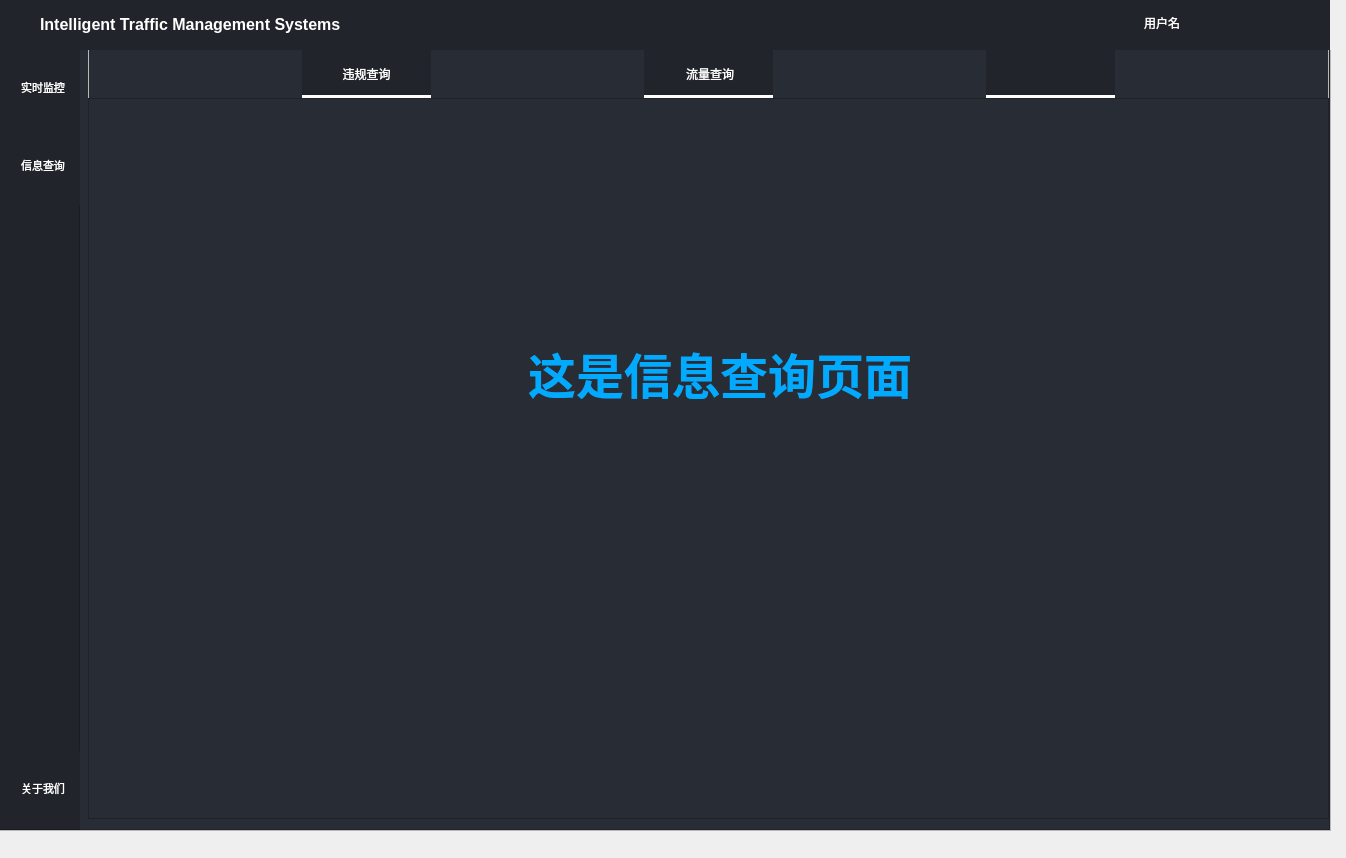
First picture: the form in src/views/stats.ui, repository yihangli1118/Intelligent-Traffic-System, before the edit.
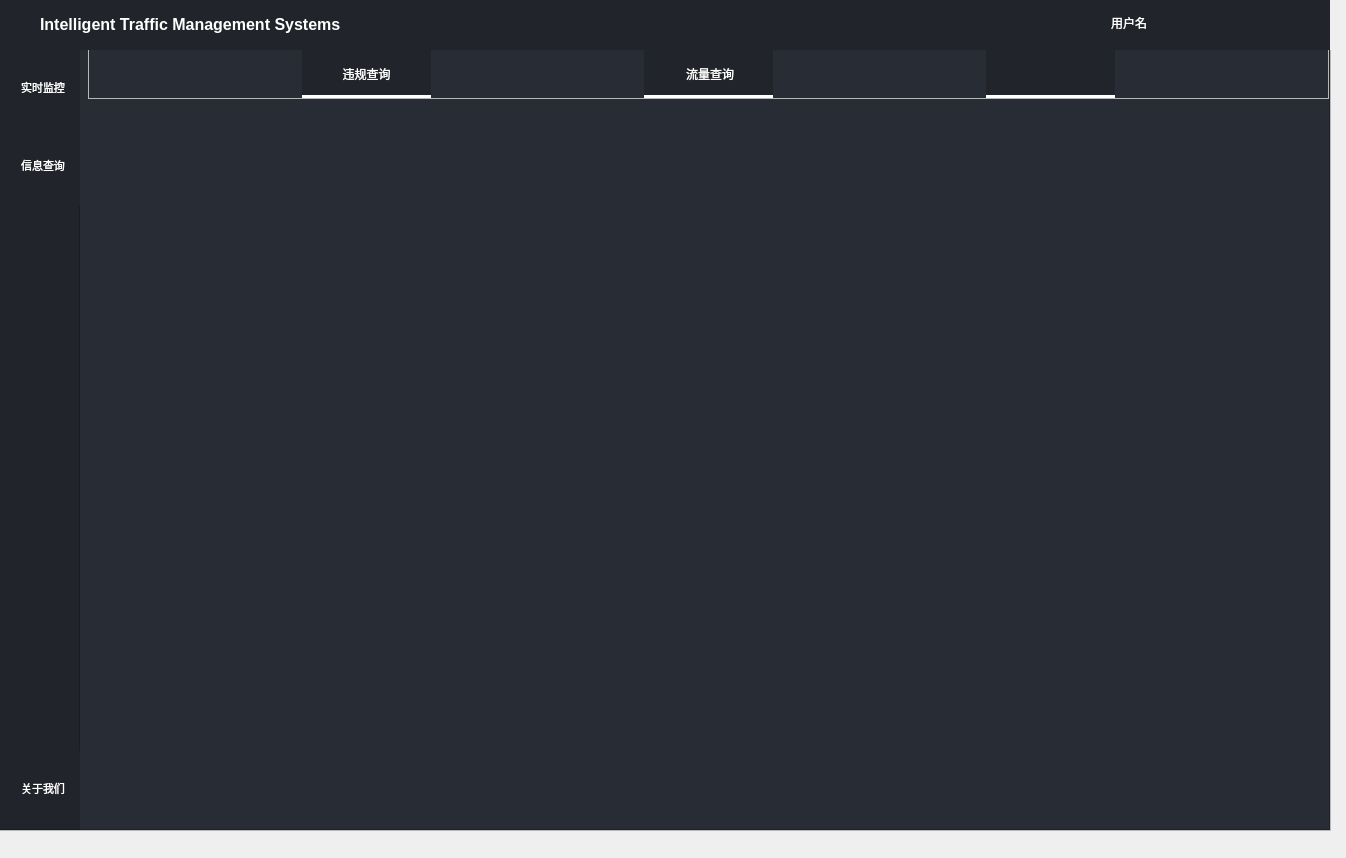
Second picture: the form after the edit. The open tabs and pages were chosen to show the change. Icons and pictures are not drawn.

```diff
--- a/src/views/stats.ui
+++ b/src/views/stats.ui
@@ -241,41 +241,6 @@
        <property name="bottomMargin">
         <number>0</number>
        </property>
-       <item>
-        <widget class="QPushButton" name="user_pic">
-         <property name="minimumSize">
-          <size>
-           <width>28</width>
-           <height>28</height>
-          </size>
-         </property>
-         <property name="maximumSize">
-          <size>
-           <width>28</width>
-           <height>28</height>
-          </size>
-         </property>
-         <property name="cursor">
-          <cursorShape>PointingHandCursor</cursorShape>
-         </property>
-         <property name="toolTip">
-          <string>Settings</string>
-         </property>
-         <property name="text">
-          <string/>
-         </property>
-         <property name="icon">
-          <iconset resource="images/1.qrc">
-           <normaloff>:/icons/icons/steam.png</normaloff>:/icons/icons/steam.png</iconset>
-         </property>
-         <property name="iconSize">
-          <size>
-           <width>20</width>
-           <height>20</height>
-          </size>
-         </property>
-        </widget>
-       </item>
        <item>
         <widget class="QLineEdit" name="user_name">
          <property name="maximumSize">
@@ -297,6 +262,41 @@
          </property>
         </widget>
        </item>
+       <item>
+        <widget class="QPushButton" name="user_pic">
+         <property name="minimumSize">
+          <size>
+           <width>28</width>
+           <height>28</height>
+          </size>
+         </property>
+         <property name="maximumSize">
+          <size>
+           <width>28</width>
+           <height>28</height>
+          </size>
+         </property>
+         <property name="cursor">
+          <cursorShape>PointingHandCursor</cursorShape>
+         </property>
+         <property name="toolTip">
+          <string>Settings</string>
+         </property>
+         <property name="text">
+          <string/>
+         </property>
+         <property name="icon">
+          <iconset resource="images/1.qrc">
+           <normaloff>:/images/images/person2.png</normaloff>:/images/images/person2.png</iconset>
+         </property>
+         <property name="iconSize">
+          <size>
+           <width>22</width>
+           <height>22</height>
+          </size>
+         </property>
+        </widget>
+       </item>
        <item>
         <widget class="QPushButton" name="settingsTopBtn">
          <property name="minimumSize">
@@ -665,6 +665,12 @@
       <height>781</height>
      </rect>
     </property>
+    <property name="minimumSize">
+     <size>
+      <width>1271</width>
+      <height>781</height>
+     </size>
+    </property>
     <property name="frameShape">
      <enum>QFrame::StyledPanel</enum>
     </property>
@@ -2275,56 +2281,26 @@
        </property>
        <widget class="QWidget" name="home_sub">
         <property name="styleSheet">
-         <string notr="true">background-color: rgb(255, 255, 255);</string>
+         <string notr="true"/>
         </property>
-        <widget class="QFrame" name="frame">
+        <widget class="QLabel" name="label">
          <property name="geometry">
           <rect>
-           <x>0</x>
-           <y>0</y>
-           <width>1241</width>
-           <height>721</height>
+           <x>313</x>
+           <y>130</y>
+           <width>611</width>
+           <height>421</height>
           </rect>
          </property>
-         <property name="styleSheet">
-          <string notr="true">background-color: rgb(40, 44, 52);</string>
+         <property name="text">
+          <string/>
          </property>
-         <property name="frameShape">
-          <enum>QFrame::StyledPanel</enum>
+         <property name="pixmap">
+          <pixmap resource="images/1.qrc">:/images/images/query1.png</pixmap>
          </property>
-         <property name="frameShadow">
-          <enum>QFrame::Raised</enum>
+         <property name="scaledContents">
+          <bool>true</bool>
          </property>
-         <widget class="QLabel" name="label_query_4">
-          <property name="geometry">
-           <rect>
-            <x>440</x>
-            <y>200</y>
-            <width>421</width>
-            <height>151</height>
-           </rect>
-          </property>
-          <property name="minimumSize">
-           <size>
-            <width>200</width>
-            <height>0</height>
-           </size>
-          </property>
-          <property name="font">
-           <font>
-            <family>汉仪雅酷黑X 85W</family>
-            <pointsize>36</pointsize>
-            <bold>true</bold>
-           </font>
-          </property>
-          <property name="styleSheet">
-           <string notr="true">color: rgb(0, 170, 255);
-</string>
-          </property>
-          <property name="text">
-           <string>这是信息查询页面</string>
-          </property>
-         </widget>
         </widget>
        </widget>
        <widget class="QWidget" name="info_query">
```
Left out of the diff: 33 changed lines with no effect on the pictures.
